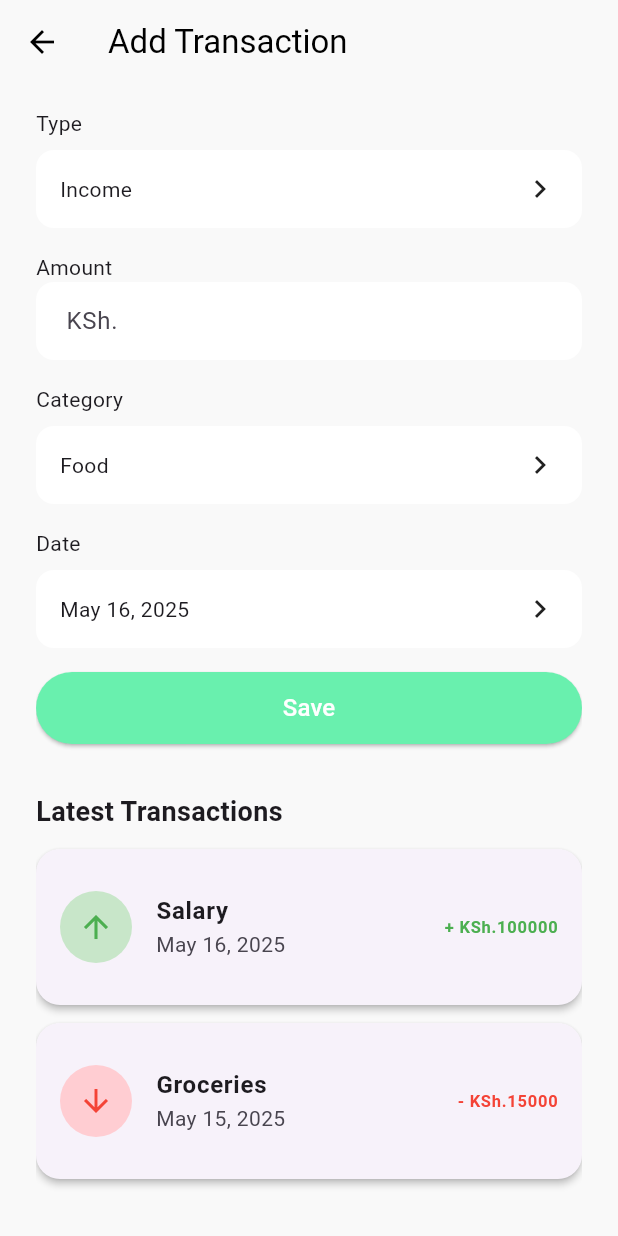
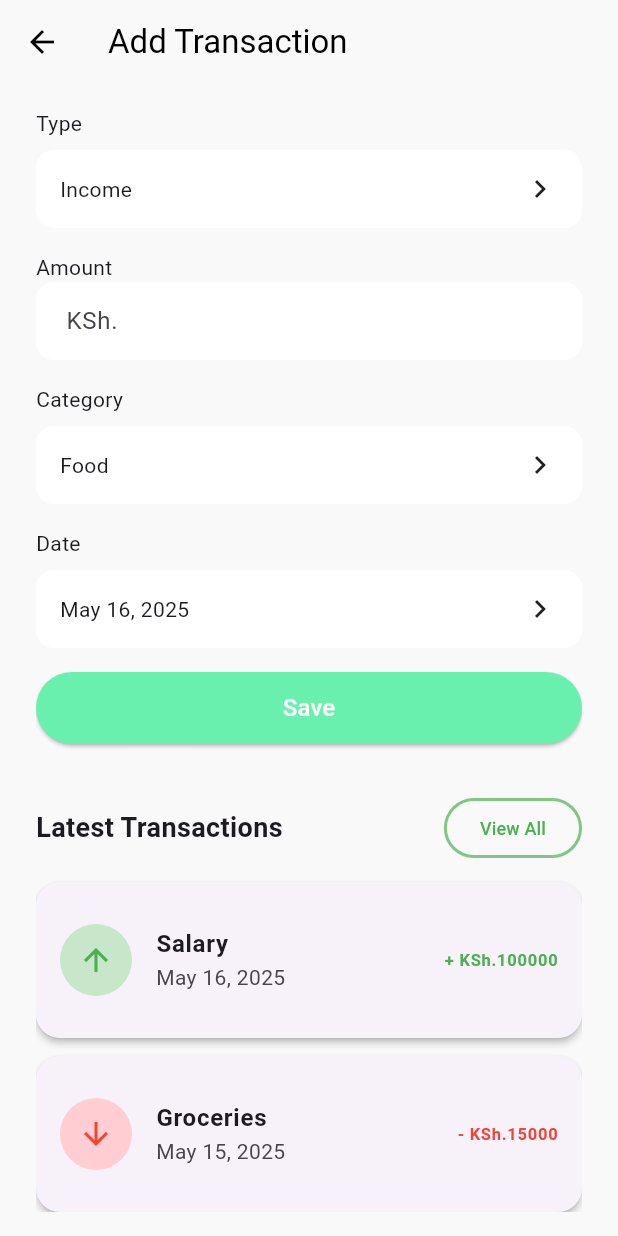
Before and after one commit to ClarenceLaria/my_pesa_mate, a Flutter app: the AddTransactionScreen screen opened directly, on a phone screen of 412 x 824 dp. Run offline on Flutter 3.47's test engine with Material 3 defaults, Android fonts, the phone set to English and light mode, and no system bars; our stand-ins replace fl_chart; Roboto replaces fonts that are missing (SFPro).

Commit message:
View all transactions button updates

```diff
--- a/lib/components/transactions_card.dart
+++ b/lib/components/transactions_card.dart
@@ -1,5 +1,6 @@
 import 'package:flutter/material.dart';
 import 'package:intl/intl.dart';
+import 'package:kurerefinancialplanner_app/screens/transaction_screen.dart';
 
 class Transaction {
   final String type;
@@ -33,9 +34,34 @@ class TransactionsCard extends StatelessWidget {
       child: Column(
         crossAxisAlignment: CrossAxisAlignment.start,
         children: [
-          const Text(
-            'Latest Transactions',
-            style: TextStyle(fontSize: 18, fontWeight: FontWeight.bold),
+          Row(
+            children: [
+              const Text(
+                'Latest Transactions',
+                style: TextStyle(fontSize: 18, fontWeight: FontWeight.bold),
+              ),
+              const Spacer(),
+              OutlinedButton(
+                onPressed: (){
+                  Navigator.push(
+                    context,
+                    MaterialPageRoute(
+                      builder: (context) => const TransactionsScreen(),
+                    ),
+                  );
+                },
+                style: OutlinedButton.styleFrom(
+                  side: BorderSide(color: Colors.green.shade300, width: 2),
+                  shape: RoundedRectangleBorder(
+                    borderRadius: BorderRadius.circular(20),
+                  ),
+                ),
+                child: const Text(
+                  "View All",
+                  style: TextStyle(fontSize: 12, color: Colors.green),
+                ),
+              ),
+            ],
           ),
           const SizedBox(height: 12),
           ...latestTransactions.map((tx) {
```
